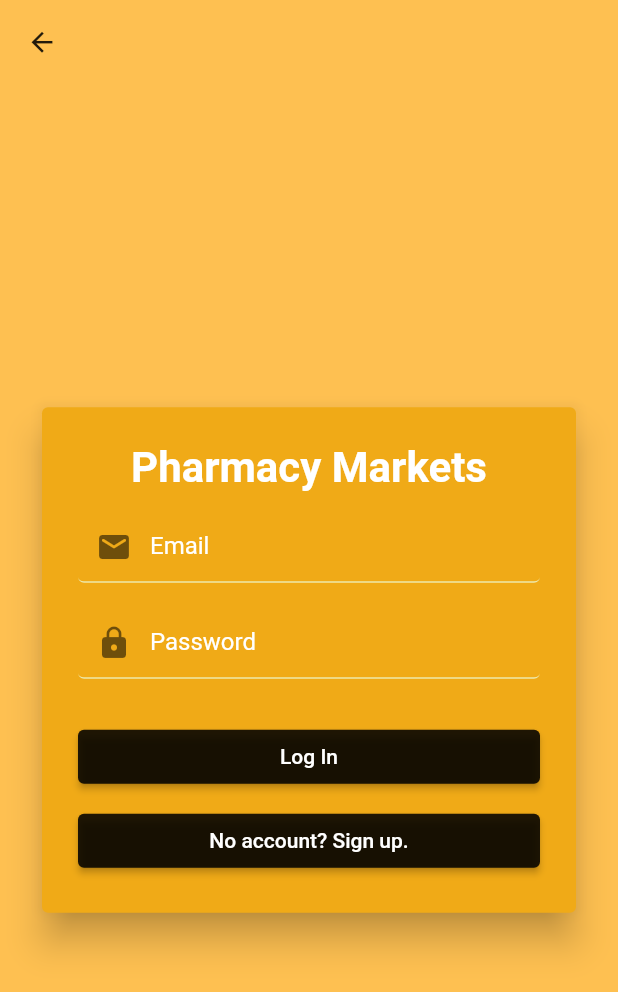
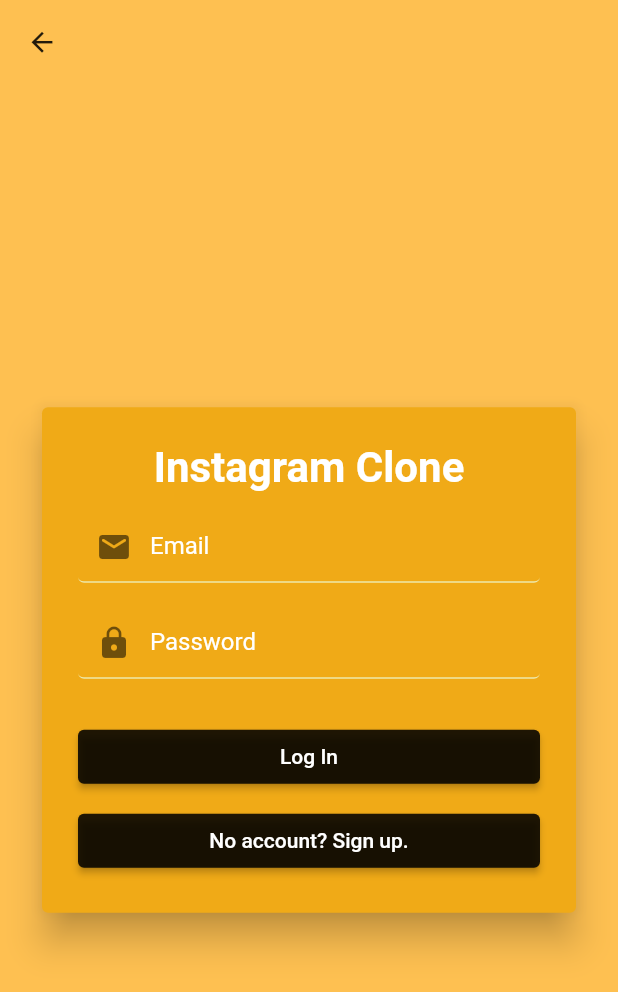
Before and after one commit to alicanyilmazz/InstagramCloneApp-Flutter, a Flutter app: the screen it shows after launch, on a phone screen of 412 x 824 dp. Shown: the top 992 px of the screen. Run offline on Flutter 3.47's test engine with Material 2 defaults, Android fonts, the phone set to English and light mode, and no system bars; our stand-ins replace bloc, cached_network_image, cloud_firestore, easy_localization, equatable, firebase_auth and 7 more; missing offline and left inert: enum_to_string; accounts and stored records are empty.

Commit message:
fixed all imports

```diff
--- a/lib/core/components/tab/tab_navigator.dart
+++ b/lib/core/components/tab/tab_navigator.dart
@@ -1,7 +1,7 @@
 import 'package:flutter/material.dart';
 import 'package:flutter_bloc/flutter_bloc.dart';
-import 'package:flutter_sample/repositories/notification/notification_repository.dart';
-import 'package:flutter_sample/screens/notification/bloc/notifications_bloc.dart';
+import '../../../repositories/notification/notification_repository.dart';
+import '../../../screens/notification/bloc/notifications_bloc.dart';
 import '../../../cubits/cubits.dart';
 import '../../../screens/feed/bloc/feed_bloc.dart';
 import '../../../blocs/auth/auth_bloc.dart';
--- a/lib/core/init/notifier/provider_list.dart
+++ b/lib/core/init/notifier/provider_list.dart
@@ -1,8 +1,8 @@
-import 'theme_notifier.dart';
 import 'package:provider/provider.dart';
 import 'package:provider/single_child_widget.dart';
 
 import '../navigation/navigation_service.dart';
+import 'theme_notifier.dart';
 
 class ApplicationProvider {
   static ApplicationProvider? _instance;
--- a/lib/repositories/notification/base_notification_repository.dart
+++ b/lib/repositories/notification/base_notification_repository.dart
@@ -1,5 +1,5 @@
 
-import 'package:flutter_sample/models/models.dart';
+import '../../models/models.dart';
 
 abstract class BaseNotificationRepository{
   Stream<List<Future<Notif?>>> getUserNotifications({required String userId});
--- a/lib/repositories/notification/notification_repository.dart
+++ b/lib/repositories/notification/notification_repository.dart
@@ -1,8 +1,8 @@
 import 'package:cloud_firestore/cloud_firestore.dart';
 import 'package:flutter/material.dart';
-import 'package:flutter_sample/config/paths.dart';
-import 'package:flutter_sample/models/notification_model.dart';
-import 'package:flutter_sample/repositories/notification/base_notification_repository.dart';
+import '../../config/paths.dart';
+import '../../models/notification_model.dart';
+import 'base_notification_repository.dart';
 
 class NotificationRepository extends BaseNotificationRepository {
   final FirebaseFirestore _firebaseFirestore;
--- a/lib/repositories/post/post_repository.dart
+++ b/lib/repositories/post/post_repository.dart
@@ -1,8 +1,8 @@
 import 'package:cloud_firestore/cloud_firestore.dart';
 import 'package:flutter/material.dart';
-import 'package:flutter_sample/core/constant/enums/notification_type_enum.dart';
-import 'package:flutter_sample/models/models.dart';
-import 'package:flutter_sample/models/notification_model.dart';
+import '../../core/constant/enums/notification_type_enum.dart';
+import '../../models/models.dart';
+import '../../models/notification_model.dart';
 import '../../config/paths.dart';
 import '../../models/post_model.dart';
 import '../../models/comment_model.dart';
--- a/lib/repositories/user/user_repository.dart
+++ b/lib/repositories/user/user_repository.dart
@@ -1,6 +1,6 @@
 import 'package:cloud_firestore/cloud_firestore.dart';
-import 'package:flutter_sample/core/constant/enums/notification_type_enum.dart';
-import 'package:flutter_sample/models/models.dart';
+import '../../core/constant/enums/notification_type_enum.dart';
+import '../../models/models.dart';
 import 'package:meta/meta.dart';
 
 import '../../config/paths.dart';
--- a/lib/screens/comments/bloc/comments_bloc.dart
+++ b/lib/screens/comments/bloc/comments_bloc.dart
@@ -2,8 +2,8 @@
 
 import 'package:bloc/bloc.dart';
 import 'package:equatable/equatable.dart';
-import 'package:flutter_sample/blocs/blocs.dart';
-import 'package:flutter_sample/repositories/repositories.dart';
+import '../../../blocs/blocs.dart';
+import '../../../repositories/repositories.dart';
 import 'package:meta/meta.dart';
 
 import '../../../models/models.dart';
--- a/lib/screens/login/login_screen.dart
+++ b/lib/screens/login/login_screen.dart
@@ -64,7 +64,7 @@
                           mainAxisSize: MainAxisSize.min,
                           children: [
                             const Text(
-                              'Pharmacy Markets',
+                              'Instagram Clone',
                               style: TextStyle(
                                 fontSize: 28.0,
                                 fontWeight: FontWeight.bold,
--- a/lib/screens/nav/cubit/bottom_nav_bar_cubit.dart
+++ b/lib/screens/nav/cubit/bottom_nav_bar_cubit.dart
@@ -1,6 +1,6 @@
 import 'package:bloc/bloc.dart';
 import 'package:equatable/equatable.dart';
-import 'package:flutter/material.dart';
+
 import '../../../core/constant/enums/bottom_navbar_enum.dart';
 
 part 'bottom_nav_bar_state.dart';
--- a/lib/screens/notification/bloc/notifications_bloc.dart
+++ b/lib/screens/notification/bloc/notifications_bloc.dart
@@ -3,9 +3,9 @@
 import 'package:bloc/bloc.dart';
 import 'package:equatable/equatable.dart';
 import 'package:flutter/material.dart';
-import 'package:flutter_sample/blocs/auth/auth_bloc.dart';
-import 'package:flutter_sample/models/models.dart';
-import 'package:flutter_sample/repositories/repositories.dart';
+import '../../../blocs/auth/auth_bloc.dart';
+import '../../../models/models.dart';
+import '../../../repositories/repositories.dart';
 
 part 'notifications_event.dart';
 part 'notifications_state.dart';
--- a/lib/screens/notification/notification_screen.dart
+++ b/lib/screens/notification/notification_screen.dart
@@ -1,8 +1,8 @@
 import 'package:flutter/material.dart';
 import 'package:flutter_bloc/flutter_bloc.dart';
-import 'package:flutter_sample/core/components/text/centered_text.dart';
-import 'package:flutter_sample/screens/notification/bloc/notifications_bloc.dart';
-import 'package:flutter_sample/screens/notification/widgets/notification_tile.dart';
+import '../../core/components/text/centered_text.dart';
+import 'bloc/notifications_bloc.dart';
+import 'widgets/notification_tile.dart';
 import 'dart:developer' as developer;
 
 class NotificationScreen extends StatelessWidget {
--- a/lib/screens/post/cubit/create_post_cubit.dart
+++ b/lib/screens/post/cubit/create_post_cubit.dart
@@ -2,9 +2,8 @@
 
 import 'package:bloc/bloc.dart';
 import 'package:equatable/equatable.dart';
-import 'package:flutter/material.dart';
+
 import '../../../blocs/blocs.dart';
-
 import '../../../models/failure_model.dart';
 import '../../../models/models.dart';
 import '../../../repositories/post/post_repository.dart';
--- a/lib/screens/profile/profile_screen.dart
+++ b/lib/screens/profile/profile_screen.dart
@@ -1,7 +1,7 @@
 import 'package:cached_network_image/cached_network_image.dart';
 import 'package:flutter/material.dart';
 import 'package:flutter_bloc/flutter_bloc.dart';
-import 'package:flutter_sample/screens/comments/comments_screen.dart';
+import '../comments/comments_screen.dart';
 import '../../core/constant/enums/app_theme_enum.dart';
 import '../../core/init/notifier/theme_notifier.dart';
 import '../../cubits/cubits.dart';
--- a/lib/screens/signup/signup_screen.dart
+++ b/lib/screens/signup/signup_screen.dart
@@ -63,7 +63,7 @@
                           mainAxisSize: MainAxisSize.min,
                           children: [
                             const Text(
-                              'Pharmacy Markets',
+                              'Instagram Clone',
                               style: TextStyle(
                                 fontSize: 28.0,
                                 fontWeight: FontWeight.bold,
```
Also changed, not shown: lib/models/notification_model.dart (+4 -4 lines), lib/screens/comments/comments_screen.dart (+7 -7 lines), lib/screens/notification/widgets/notification_tile.dart (+4 -4 lines).
